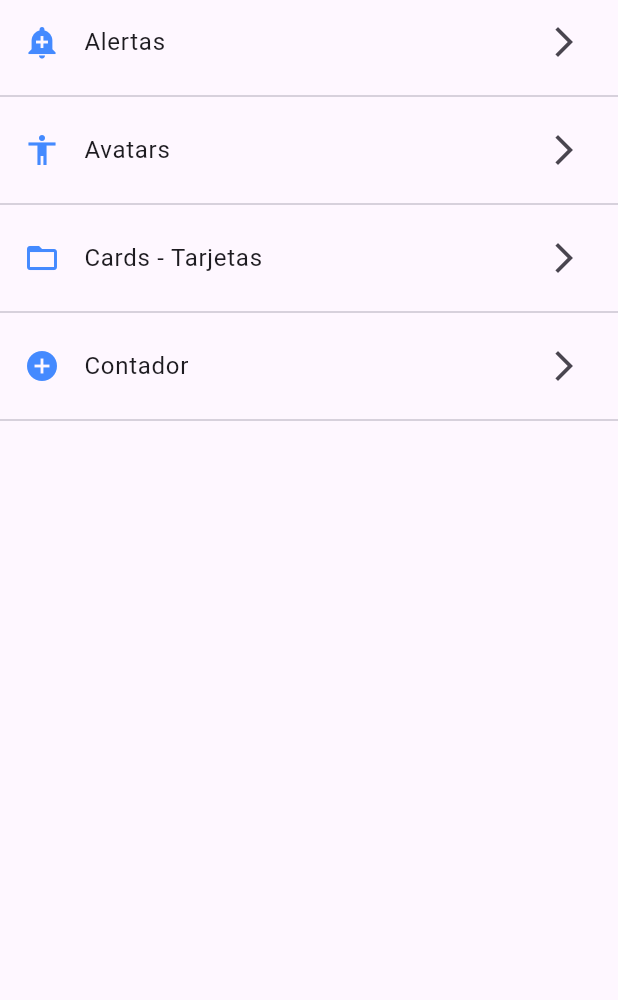
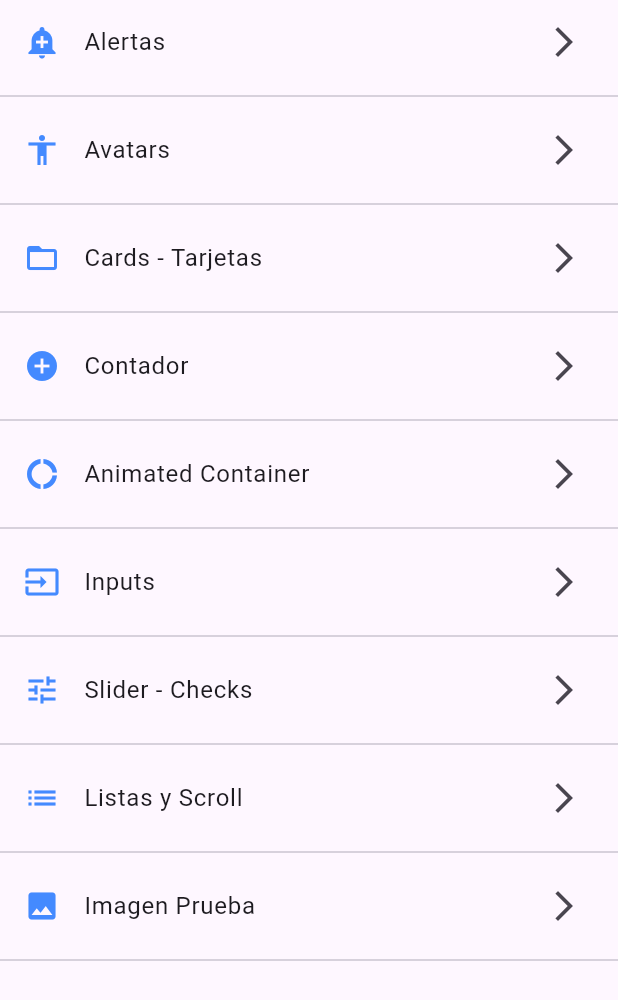
Before and after one commit to HuertaEnzoAriel/Proyecto-Flutter-PPM, a Flutter app: the screen it shows after launch, on a phone screen of 412 x 824 dp. Shown: the top 1000 px of the screen. Run offline on Flutter 3.47's test engine with Material 3 defaults, Android fonts, the light colour scheme and no system bars.

Commit message:
ejercicio 5 terminado

```diff
--- a/ejercicio componentes/app_components/data/menu_opts.json
+++ b/ejercicio componentes/app_components/data/menu_opts.json
@@ -19,6 +19,32 @@
             "ruta" : "contador",
             "icon" : "add_circle",
             "texto": "Contador"
+        },
+        {
+            "ruta" : "animatedContainer",
+            "icon" : "donut_large",
+            "texto": "Animated Container"
+        },
+        {
+            "ruta" : "inputs",
+            "icon" : "input",
+            "texto": "Inputs"
+        },
+        {
+            "ruta" : "slider",
+            "icon" : "tune",
+            "texto": "Slider - Checks"
+        },
+        {
+            "ruta" : "list",
+            "icon" : "list",
+            "texto": "Listas y Scroll"
+        },
+        {
+            "ruta" : "imagen",
+            "icon" : "image",
+            "texto": "Imagen Prueba"
         }
+
     ]
 }
--- a/ejercicio componentes/app_components/lib/src/pages/contador_page.dart
+++ b/ejercicio componentes/app_components/lib/src/pages/contador_page.dart
@@ -18,6 +18,7 @@ class _ContadorPage extends State<ContadorPage> {
   @override
   Widget build(BuildContext context) {
     return Scaffold(
+      appBar: AppBar(title: const Text("Contador")),
       body: Center(
         child: Column(
           mainAxisAlignment: MainAxisAlignment.center,
--- a/ejercicio componentes/app_components/lib/src/routes/routes.dart
+++ b/ejercicio componentes/app_components/lib/src/routes/routes.dart
@@ -2,9 +2,14 @@ import 'package:app_components/src/pages/contador_page.dart';
 import 'package:flutter/material.dart';
 
 import '../pages/alert_page.dart';
+import '../pages/animatedContainer_page.dart';
 import '../pages/avatar_page.dart';
 import '../pages/cards_page.dart';
 import '../pages/home_page.dart';
+import '../pages/imagen_page.dart';
+import '../pages/inputs_page.dart';
+import '../pages/list_page.dart';
+import '../pages/slider_page.dart';
 
 Map<String, WidgetBuilder> getAplicationsRoutes() {
   return <String, WidgetBuilder>{
@@ -13,5 +18,10 @@ Map<String, WidgetBuilder> getAplicationsRoutes() {
     "avatar": (BuildContext context) => const AvatarPage(),
     "card": (BuildContext context) => const CardsPage(),
     "contador": (BuildContext context) => const ContadorPage(),
+    "animatedContainer": (BuildContext context) => const AnimatedContainerPage(),
+    "inputs": (BuildContext context) => const InputsPage(),
+    "slider": (BuildContext context) => const SliderPage(),
+    "list": (BuildContext context) => const ListPage(),
+    "imagen": (BuildContext context) => const ImagenPage(),
   };
 }
--- a/ejercicio componentes/app_components/lib/src/utils/icon_string_util.dart
+++ b/ejercicio componentes/app_components/lib/src/utils/icon_string_util.dart
@@ -5,6 +5,11 @@ final Map<String, dynamic> _icons = {
   "accessibility": Icons.accessibility,
   "folder_open": Icons.folder_open,
   "add_circle": Icons.add_circle,
+  "donut_large": Icons.donut_large,
+  "input": Icons.input,
+  "tune": Icons.tune,
+  "list": Icons.list,
+  "image": Icons.image,
 };
 
 Icon getIcon(String icon) {
--- a/ejercicio componentes/app_components/pubspec.yaml
+++ b/ejercicio componentes/app_components/pubspec.yaml
@@ -19,3 +19,4 @@ flutter:
   uses-material-design: true
   assets:
     - data/menu_opts.json
+    - assets/images/
```
Also changed, not shown: ejercicio componentes/app_components/lib/src/pages/animatedContainer_page.dart (added, +15 -0 lines), ejercicio componentes/app_components/lib/src/pages/imagen_page.dart (added, +49 -0 lines), ejercicio componentes/app_components/lib/src/pages/inputs_page.dart (added, +15 -0 lines), ejercicio componentes/app_components/lib/src/pages/list_page.dart (added, +15 -0 lines), ejercicio componentes/app_components/lib/src/pages/slider_page.dart (added, +15 -0 lines), ejercicio componentes/app_components/assets/images/placeholder.jpg (added).
